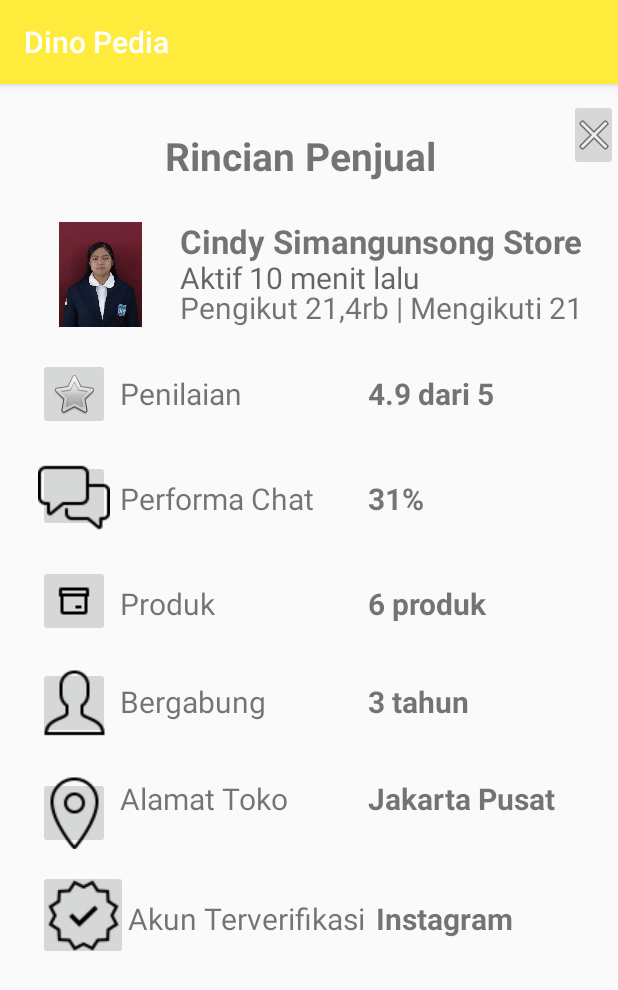
After one commit to ifs21045-itdel/uts-ifs21045, an Android app: the ProfileActivity screen opened directly, with no data from a screen before it, on a phone screen of 412 x 824 dp. The commit adds this screen. Shown: the top 990 px of the screen. Run offline under Robolectric (Android 15) with nearby library versions, the phone set to English and light mode, and no system bars.

Commit message:
menambahkan profile
menambahkan profile

```diff
--- a/app/src/main/AndroidManifest.xml
+++ b/app/src/main/AndroidManifest.xml
@@ -13,6 +13,9 @@
         android:theme="@style/Theme.PAMPraktikum7"
         tools:targetApi="31">
         <activity
+            android:name=".ProfileActivity"
+            android:exported="false" />
+        <activity
             android:name=".DetailActivity"
             android:exported="false" />
         <activity
--- a/app/src/main/java/com/ifs21045/dinopedia/MainActivity.kt
+++ b/app/src/main/java/com/ifs21045/dinopedia/MainActivity.kt
@@ -4,6 +4,8 @@ import android.annotation.SuppressLint
 import android.content.Intent
 import android.content.res.Configuration
 import android.os.Bundle
+import android.view.Menu
+import android.view.MenuItem
 import androidx.appcompat.app.AppCompatActivity
 import androidx.recyclerview.widget.GridLayoutManager
 import androidx.recyclerview.widget.LinearLayoutManager
@@ -19,6 +21,21 @@ class MainActivity : AppCompatActivity() {
         binding.rvFamili.setHasFixedSize(false)
         dataFamili.addAll(getListFamili())
         showRecyclerList()
+    }
+    override fun onCreateOptionsMenu(menu: Menu): Boolean {
+        menuInflater.inflate(R.menu.menu_main, menu)
+        return true
+    }
+    override fun onOptionsItemSelected(item: MenuItem): Boolean {
+        return when (item.itemId) {
+            R.id.menu_profile -> {
+                val intent = Intent(this, ProfileActivity::class.java)
+                startActivity(intent)
+                true
+            }
+
+            else -> super.onOptionsItemSelected(item)
+        }
     }
     @SuppressLint("Recycle")
     private fun getListFamili(): ArrayList<Famili> {
--- /dev/null
+++ b/app/src/main/java/com/ifs21045/dinopedia/ProfileActivity.kt
@@ -0,0 +1,21 @@
+package com.ifs21045.dinopedia
+
+import android.content.Intent
+import androidx.appcompat.app.AppCompatActivity
+import android.os.Bundle
+import android.widget.ImageButton
+
+class ProfileActivity : AppCompatActivity() {
+    override fun onCreate(savedInstanceState: Bundle?) {
+        super.onCreate(savedInstanceState)
+        setContentView(R.layout.activity_profile)
+        val btnClose = findViewById<ImageButton>(R.id.btnclose)
+
+        btnClose.setOnClickListener {
+            val intent = Intent(this@ProfileActivity, MainActivity::class.java)
+            startActivity(intent)
+            finish()
+        }
+
+    }
+}
--- /dev/null
+++ b/app/src/main/res/layout/activity_profile.xml
@@ -0,0 +1,31 @@
+<?xml version="1.0" encoding="utf-8"?>
+<ScrollView
+    xmlns:android="http://schemas.android.com/apk/res/android"
+    xmlns:app="http://schemas.android.com/apk/res-auto"
+    xmlns:tools="http://schemas.android.com/tools"
+    android:layout_width="match_parent"
+    android:layout_height="match_parent"
+    tools:context=".DetailActivity" >
+
+    <LinearLayout
+        android:orientation="vertical"
+        android:layout_width="match_parent"
+        android:layout_height="wrap_content">
+
+        <include
+            layout="@layout/profile_layout"
+            android:layout_width="match_parent"
+            android:layout_height="wrap_content" />
+
+        <LinearLayout
+            android:layout_width="match_parent"
+            android:layout_height="match_parent"
+            android:orientation="vertical">
+
+            <include
+                layout="@layout/profile_layout2"
+                android:layout_width="match_parent"
+                android:layout_height="wrap_content" />
+        </LinearLayout>
+    </LinearLayout>
+</ScrollView>
--- /dev/null
+++ b/app/src/main/res/layout/profile_layout.xml
@@ -0,0 +1,73 @@
+<?xml version="1.0" encoding="utf-8"?>
+<RelativeLayout xmlns:android="http://schemas.android.com/apk/res/android"
+    xmlns:app="http://schemas.android.com/apk/res-auto"
+    android:layout_width="match_parent"
+    android:layout_height="match_parent">
+
+    <TextView
+        android:id="@+id/textView8"
+        android:layout_width="wrap_content"
+        android:layout_height="wrap_content"
+        android:layout_alignParentStart="true"
+        android:layout_alignParentEnd="true"
+        android:layout_marginStart="110dp"
+        android:layout_marginTop="30dp"
+        android:layout_marginEnd="110dp"
+        android:text="Rincian Penjual"
+        android:textSize="26dp"
+        android:textStyle="bold" />
+
+    <ImageButton
+        android:id="@+id/btnclose"
+        android:layout_width="48dp"
+        android:layout_height="48dp"
+        android:layout_alignParentTop="true"
+        android:layout_alignParentEnd="true"
+        android:layout_marginStart="379dp"
+        android:layout_marginTop="10dp"
+        android:layout_marginEnd="0dp"
+        android:contentDescription="Deskripsi jika diperlukan"
+        android:src="@android:drawable/ic_menu_close_clear_cancel" />
+
+    <TextView
+        android:id="@+id/textView13"
+        android:layout_width="match_parent"
+        android:layout_height="wrap_content"
+        android:layout_marginStart="120dp"
+        android:layout_marginTop="115dp"
+        android:layout_marginEnd="20dp"
+        android:hint="Aktif 10 menit lalu"
+        android:textSize="20sp" />
+
+    <TextView
+        android:id="@+id/textView11"
+        android:layout_width="match_parent"
+        android:layout_height="wrap_content"
+        android:layout_marginStart="120dp"
+        android:layout_marginTop="90dp"
+        android:layout_marginEnd="20dp"
+        android:text="Cindy Simangunsong Store"
+        android:textSize="22sp"
+        android:textStyle="bold" />
+
+    <TextView
+        android:id="@+id/textView14"
+        android:layout_width="wrap_content"
+        android:layout_height="wrap_content"
+        android:layout_marginStart="120dp"
+        android:layout_marginTop="135dp"
+        android:text="Pengikut 21,4rb | Mengikuti 21"
+        android:textSize="20sp" />
+
+    <ImageView
+        android:id="@+id/imageView2"
+        android:layout_width="70dp"
+        android:layout_height="70dp"
+        android:layout_alignParentStart="true"
+        android:layout_alignParentTop="true"
+        android:layout_marginStart="32dp"
+        android:layout_marginTop="92dp"
+        app:srcCompat="@drawable/cindy" />
+
+
+</RelativeLayout>
--- /dev/null
+++ b/app/src/main/res/layout/profile_layout2.xml
@@ -0,0 +1,201 @@
+<?xml version="1.0" encoding="utf-8"?>
+<RelativeLayout xmlns:android="http://schemas.android.com/apk/res/android"
+    android:layout_width="match_parent"
+    android:layout_height="match_parent">
+
+    <ImageButton
+        android:id="@+id/imageButton2"
+        android:layout_width="48sp"
+        android:layout_height="48sp"
+        android:layout_below="@+id/imageButton"
+        android:layout_marginStart="25sp"
+        android:layout_marginTop="20dp"
+        android:contentDescription="Deskripsi jika diperlukan"
+        android:src="@drawable/chat" />
+
+    <ImageButton
+        android:id="@+id/imageButton4"
+        android:layout_width="48dp"
+        android:layout_height="48dp"
+        android:layout_below="@+id/imageButton2"
+        android:layout_marginStart="25dp"
+        android:layout_marginTop="22dp"
+        android:contentDescription="Deskripsi jika diperlukan"
+        android:src="@drawable/product" />
+
+    <ImageButton
+        android:id="@+id/imageButton6"
+        android:layout_width="60sp"
+        android:layout_height="60sp"
+        android:layout_below="@+id/imageButton5"
+        android:layout_marginStart="25dp"
+        android:layout_marginTop="14dp"
+        android:contentDescription="Deskripsi jika diperlukan"
+        android:src="@drawable/verifikasi" />
+
+    <ImageButton
+        android:id="@+id/imageButton5"
+        android:layout_width="48dp"
+        android:layout_height="48dp"
+        android:layout_below="@+id/imageButton3"
+        android:layout_marginStart="25sp"
+        android:layout_marginTop="25dp"
+        android:contentDescription="Deskripsi jika diperlukan"
+        android:src="@drawable/location" />
+
+    <ImageButton
+        android:id="@+id/imageButton3"
+        android:layout_width="48dp"
+        android:layout_height="48dp"
+        android:layout_below="@+id/imageButton4"
+        android:layout_marginStart="25dp"
+        android:layout_marginTop="20dp"
+        android:contentDescription="Deskripsi jika diperlukan"
+        android:src="@drawable/bergabung" />
+
+    <ImageButton
+        android:id="@+id/imageButton"
+        android:layout_width="48sp"
+        android:layout_height="48sp"
+        android:layout_alignParentTop="true"
+        android:layout_marginStart="25sp"
+        android:layout_marginTop="20dp"
+        android:contentDescription="Deskripsi jika diperlukan"
+        android:src="@android:drawable/btn_star" />
+
+    <TableRow
+        android:layout_width="match_parent"
+        android:layout_height="wrap_content"
+        android:layout_marginStart="80dp"
+        android:layout_marginTop="170dp">
+
+        <TextView
+            android:id="@+id/textView19"
+            android:layout_width="165dp"
+            android:layout_height="match_parent"
+            android:text="Produk"
+            android:textSize="20sp" />
+
+        <TextView
+            android:id="@+id/textView20"
+            android:layout_width="wrap_content"
+            android:layout_height="wrap_content"
+            android:text="6 produk"
+            android:textSize="20sp"
+            android:textStyle="bold" />
+    </TableRow>
+
+    <TableRow
+        android:layout_width="wrap_content"
+        android:layout_height="wrap_content"
+        android:layout_marginStart="80dp"
+        android:layout_marginTop="100dp"
+        android:layout_marginEnd="10dp"
+        android:layout_marginBottom="10dp">
+
+        <TextView
+            android:layout_width="165dp"
+            android:layout_height="wrap_content"
+            android:text="Performa Chat"
+            android:textSize="20sp" />
+
+        <TextView
+            android:layout_width="wrap_content"
+            android:layout_height="wrap_content"
+            android:text="31%"
+            android:textSize="20sp"
+            android:textStyle="bold" />
+    </TableRow>
+
+    <TableRow
+        android:layout_width="wrap_content"
+        android:layout_height="wrap_content"
+        android:layout_marginStart="85dp"
+        android:layout_marginTop="380dp"
+        android:layout_marginEnd="10dp"
+        android:layout_marginBottom="10dp">
+
+        <TextView
+            android:layout_width="165dp"
+            android:layout_height="wrap_content"
+            android:text="Akun Terverifikasi"
+            android:textSize="20sp" />
+
+        <TextView
+            android:layout_width="120sp"
+            android:layout_height="match_parent"
+            android:text="Instagram"
+            android:textSize="20sp"
+            android:textStyle="bold" />
+
+    </TableRow>
+
+    <TableRow
+        android:layout_width="wrap_content"
+        android:layout_height="wrap_content"
+        android:layout_marginStart="80dp"
+        android:layout_marginTop="300dp"
+        android:layout_marginEnd="10dp"
+        android:layout_marginBottom="10dp">
+
+        <TextView
+            android:layout_width="165dp"
+            android:layout_height="wrap_content"
+            android:text="Alamat Toko"
+            android:textSize="20sp" />
+
+        <TextView
+            android:layout_width="wrap_content"
+            android:layout_height="wrap_content"
+            android:text="Jakarta Pusat"
+            android:textSize="20sp"
+            android:textStyle="bold" />
+    </TableRow>
+
+    <TableRow
+        android:layout_width="wrap_content"
+        android:layout_height="wrap_content"
+        android:layout_marginStart="80dp"
+        android:layout_marginTop="235dp"
+        android:layout_marginEnd="10dp"
+        android:layout_marginBottom="10dp">
+
+        <TextView
+            android:layout_width="165dp"
+            android:layout_height="wrap_content"
+            android:text="Bergabung"
+            android:textSize="20sp" />
+
+        <TextView
+            android:layout_width="wrap_content"
+            android:layout_height="wrap_content"
+            android:text="3 tahun "
+            android:textSize="20sp"
+            android:textStyle="bold" />
+    </TableRow>
+
+    <TableRow
+        android:layout_width="match_parent"
+        android:layout_height="wrap_content"
+        android:layout_marginStart="80dp"
+        android:layout_marginTop="30dp"
+        android:layout_marginEnd="10dp"
+        android:layout_marginBottom="10dp">
+
+        <TextView
+            android:layout_width="165dp"
+            android:layout_height="wrap_content"
+            android:layout_marginTop="0dp"
+            android:text="Penilaian"
+            android:textSize="20sp" />
+
+        <TextView
+            android:layout_width="wrap_content"
+            android:layout_height="wrap_content"
+            android:text="4.9 dari 5"
+            android:textSize="20sp"
+            android:textStyle="bold" />
+
+    </TableRow>
+
+</RelativeLayout>
--- /dev/null
+++ b/app/src/main/res/menu/menu_main.xml
@@ -0,0 +1,10 @@
+<?xml version="1.0" encoding="utf-8"?>
+<menu
+    xmlns:android="http://schemas.android.com/apk/res/android"
+    xmlns:app="http://schemas.android.com/apk/res-auto">
+    <item
+        android:id="@+id/menu_profile"
+        android:title="About"
+        android:icon="@drawable/user"
+        app:showAsAction="always"/>
+</menu>
```
Also changed, not shown: app/src/main/res/drawable/bergabung.png (added), app/src/main/res/drawable/chat.png (added), app/src/main/res/drawable/cindy.jpg (added), app/src/main/res/drawable/location.png (added), app/src/main/res/drawable/product.png (added), app/src/main/res/drawable/user.png (added), app/src/main/res/drawable/verifikasi.png (added).
